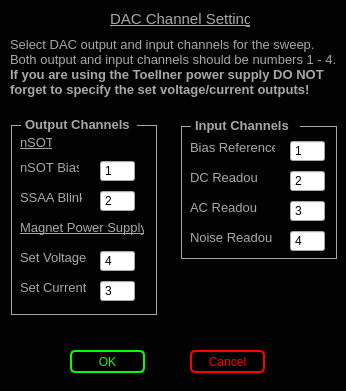
Qt form Scanner GUI/nSOTCharacterizer/dacChannels.ui (afylab/nanoSQUID-Scanning-Software) before a commit.
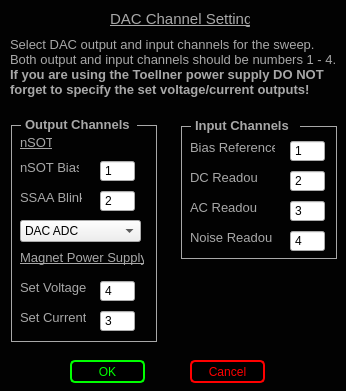
The same form after that commit.

Commit message: Blink nSOT Char with DC Box

```diff
--- a/Scanner GUI/nSOTCharacterizer/dacChannels.ui
+++ b/Scanner GUI/nSOTCharacterizer/dacChannels.ui
@@ -124,7 +124,7 @@
    <property name="geometry">
     <rect>
      <x>70</x>
-     <y>350</y>
+     <y>360</y>
      <width>75</width>
      <height>23</height>
     </rect>
@@ -152,7 +152,7 @@
    <property name="geometry">
     <rect>
      <x>190</x>
-     <y>350</y>
+     <y>360</y>
      <width>75</width>
      <height>23</height>
     </rect>
@@ -219,7 +219,7 @@
    <property name="geometry">
     <rect>
      <x>20</x>
-     <y>220</y>
+     <y>250</y>
      <width>124</width>
      <height>16</height>
     </rect>
@@ -245,7 +245,7 @@
    <property name="geometry">
     <rect>
      <x>20</x>
-     <y>280</y>
+     <y>310</y>
      <width>66</width>
      <height>16</height>
     </rect>
@@ -258,7 +258,7 @@
    <property name="geometry">
     <rect>
      <x>20</x>
-     <y>250</y>
+     <y>280</y>
      <width>66</width>
      <height>16</height>
     </rect>
@@ -315,7 +315,7 @@
    <property name="geometry">
     <rect>
      <x>100</x>
-     <y>280</y>
+     <y>310</y>
      <width>35</width>
      <height>22</height>
     </rect>
@@ -337,7 +337,7 @@
    <property name="geometry">
     <rect>
      <x>100</x>
-     <y>250</y>
+     <y>280</y>
      <width>35</width>
      <height>22</height>
     </rect>
@@ -449,7 +449,7 @@
      <x>155</x>
      <y>125</y>
      <width>3</width>
-     <height>190</height>
+     <height>217</height>
     </rect>
    </property>
    <property name="styleSheet">
@@ -468,7 +468,7 @@
      <x>10</x>
      <y>125</y>
      <width>3</width>
-     <height>190</height>
+     <height>217</height>
     </rect>
    </property>
    <property name="styleSheet">
@@ -485,7 +485,7 @@
    <property name="geometry">
     <rect>
      <x>11</x>
-     <y>313</y>
+     <y>340</y>
      <width>145</width>
      <height>3</height>
     </rect>
@@ -635,6 +635,21 @@
     <enum>Qt::Vertical</enum>
    </property>
   </widget>
+  <widget class="QComboBox" name="comboBox_blinkDevice">
+   <property name="geometry">
+    <rect>
+     <x>20</x>
+     <y>220</y>
+     <width>121</width>
+     <height>22</height>
+    </rect>
+   </property>
+   <item>
+    <property name="text">
+     <string>DAC ADC</string>
+    </property>
+   </item>
+  </widget>
  </widget>
  <resources/>
  <connections/>
```
Left out of the diff: 13 changed lines with no effect on the pictures. The commit also changes 4 other files.
